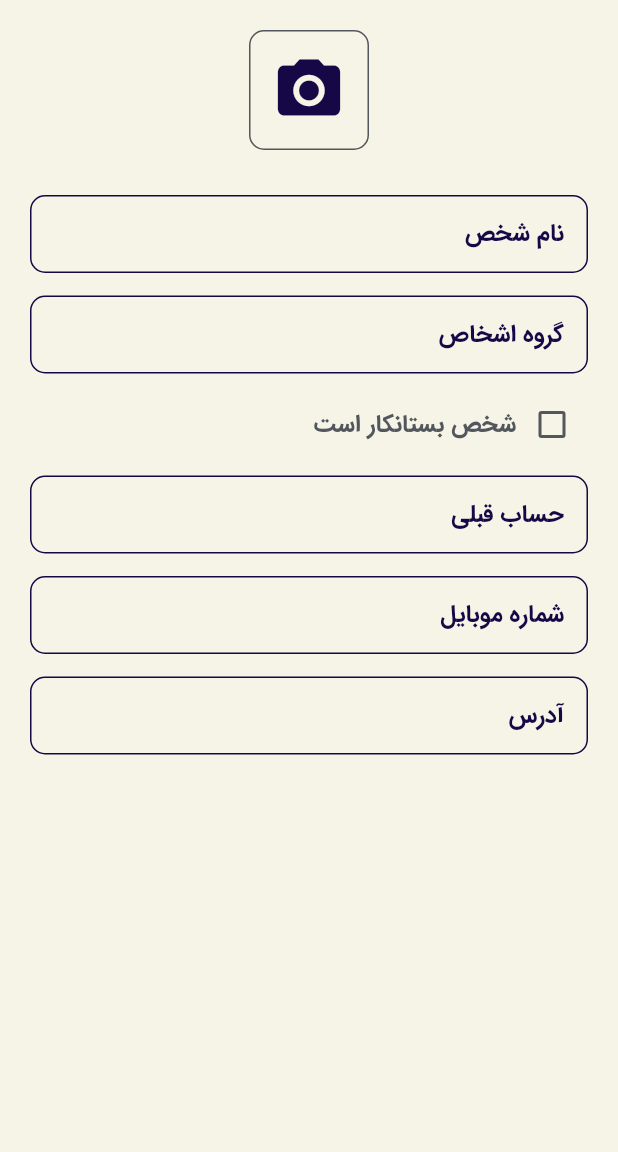
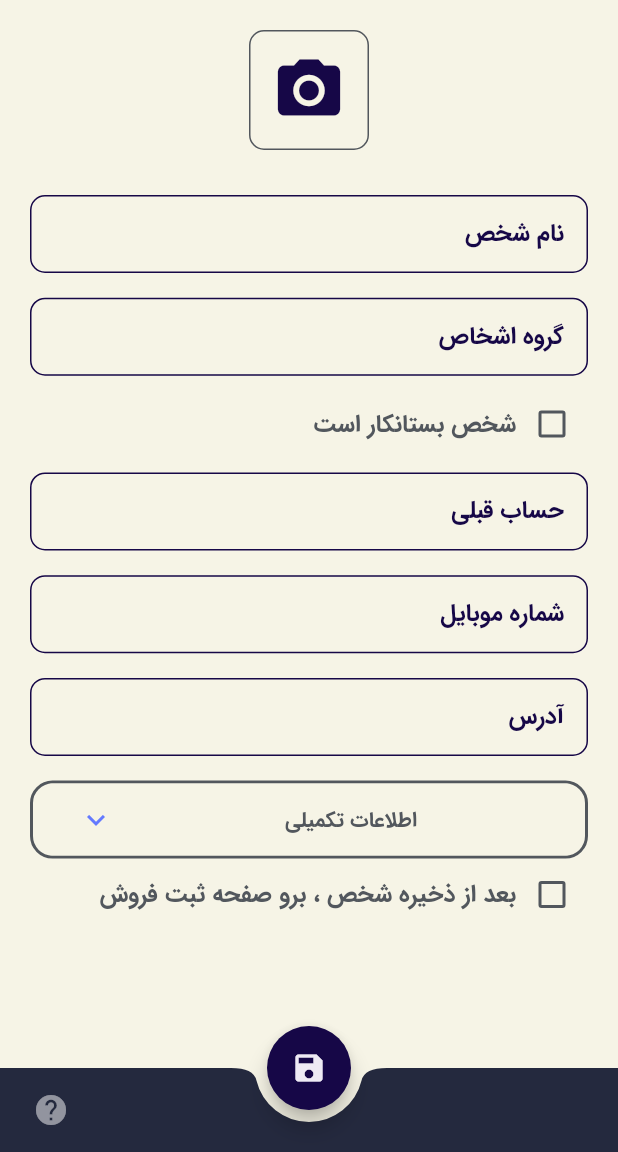
Before and after one commit to iam-hosseindarvishi/sell_pro, a Flutter app: the PeapleFormScreen screen opened directly, on a phone screen of 412 x 824 dp, the part 84-1236 px from its top. Run offline on Flutter 3.47's test engine with Material 3 defaults, Android fonts, the phone set to English and light mode, and no system bars; our stand-ins replace flutter_riverpod, hexcolor, image_picker; missing offline and left inert: dart:ffi.

Commit message:
feat : peaple form screen and form expansion panel widget

```diff
--- a/lib/src/features/People/presentation/screens/peaple_form_screen.dart
+++ b/lib/src/features/People/presentation/screens/peaple_form_screen.dart
@@ -1,9 +1,10 @@
 import 'package:flutter/material.dart';
+import 'package:sell_pro/src/configs/theme/dark%20theme/dark_theme_colors.dart';
+import 'package:sell_pro/src/configs/utils/responsive_spacers.dart';
+import 'package:sell_pro/src/shared/widgets/form_widgets/form_expansion_panel.dart';
 import 'package:sell_pro/src/shared/widgets/image_picker/image_picker.dart';
 import 'package:sell_pro/src/shared/widgets/app_appbar.dart';
 import 'package:sell_pro/src/shared/widgets/text_fields/form_text_field.dart';
-
-import '../../../../shared/widgets/text_fields/app_text_field.dart';
 
 class PeapleFormScreen extends StatefulWidget {
   const PeapleFormScreen({super.key});
@@ -14,7 +15,6 @@ class PeapleFormScreen extends StatefulWidget {
 
 class _PeapleFormScreenState extends State<PeapleFormScreen> {
   final formKey = GlobalKey<FormState>();
-
   @override
   Widget build(BuildContext context) {
     return SafeArea(
@@ -35,19 +35,29 @@ class _PeapleFormScreenState extends State<PeapleFormScreen> {
                 const SizedBox(height: 30.0),
                 Form(
                     key: formKey,
+                    canPop: true,
                     child: Column(
                       crossAxisAlignment: CrossAxisAlignment.center,
                       mainAxisAlignment: MainAxisAlignment.center,
                       children: [
                         AppFormTextField(
                           labelText: "نام شخص",
+                          inputType: TextInputType.name,
+                          validator: (value) {
+                            if (value == null || value.isEmpty) {
+                              return "لطفا نام را وارد کنید";
+                            } else if (value.length < 3) {
+                              return "طول نام نباید کمتر از دو حرف باشد";
+                            }
+                            return null;
+                          },
                         ),
-                        SizedBox(
-                          height: 15,
+                        const ResponsiveXSpace(
+                          precentage: 2,
                         ),
                         AppFormTextField(labelText: "گروه اشخاص"),
-                        SizedBox(
-                          height: 10,
+                        const ResponsiveXSpace(
+                          precentage: 1,
                         ),
                         Row(
                           children: [
@@ -55,31 +65,122 @@ class _PeapleFormScreenState extends State<PeapleFormScreen> {
                               value: false,
                               onChanged: (value) {},
                             ),
-                            Text(
+                            const Text(
                               "شخص بستانکار است",
                               style: TextStyle(
                                   fontFamily: "IranSans", fontSize: 16),
                             )
                           ],
                         ),
-                        SizedBox(
-                          height: 10,
+                        const ResponsiveXSpace(
+                          precentage: 1,
                         ),
-                        AppFormTextField(labelText: "حساب قبلی"),
-                        SizedBox(
-                          height: 15,
+                        AppFormTextField(
+                          labelText: "حساب قبلی",
+                          inputType: TextInputType.number,
                         ),
-                        AppFormTextField(labelText: "شماره موبایل"),
-                        SizedBox(
-                          height: 15,
+                        const ResponsiveXSpace(
+                          precentage: 2,
                         ),
-                        AppFormTextField(labelText: "آدرس"),
+                        AppFormTextField(
+                          labelText: "شماره موبایل",
+                          inputType: TextInputType.phone,
+                        ),
+                        const ResponsiveXSpace(
+                          precentage: 2,
+                        ),
+                        AppFormTextField(
+                          labelText: "آدرس",
+                          inputType: TextInputType.streetAddress,
+                        ),
+                        const ResponsiveXSpace(precentage: 2),
+                        FormExpansionPanel(
+                          header: Center(
+                            child: Text(
+                              "اطلاعات تکمیلی",
+                              style: TextStyle(
+                                  color:
+                                      Theme.of(context).colorScheme.onSurface),
+                            ),
+                          ),
+                          body: Column(
+                            children: [
+                              const ResponsiveXSpace(precentage: 2),
+                              AppFormTextField(labelText: "اطلاعات بیشتر"),
+                              const ResponsiveXSpace(precentage: 2),
+                              AppFormTextField(
+                                labelText: "کد پستی",
+                                inputType: TextInputType.number,
+                              ),
+                              const ResponsiveXSpace(precentage: 2),
+                              AppFormTextField(
+                                labelText: "تاریخ تولد",
+                                inputType: TextInputType.text,
+                              ),
+                              const ResponsiveXSpace(precentage: 2),
+                              AppFormTextField(
+                                labelText: "شناسه ملی",
+                                inputType: TextInputType.number,
+                              ),
+                              const ResponsiveXSpace(precentage: 2),
+                              AppFormTextField(
+                                labelText: "کد اقتصادی",
+                                inputType: TextInputType.number,
+                              ),
+                              const ResponsiveXSpace(precentage: 2),
+                            ],
+                          ),
+                        ),
+                        Row(
+                          children: [
+                            Checkbox(
+                              value: false,
+                              onChanged: (value) {},
+                            ),
+                            const Text(
+                              "بعد از ذخیره شخص ، برو صفحه ثبت فروش",
+                              style: TextStyle(
+                                  fontFamily: "IranSans", fontSize: 16),
+                            )
+                          ],
+                        ),
+                        const ResponsiveXSpace(precentage: 10),
                       ],
                     ))
               ],
             ),
           ),
         ),
+        floatingActionButton: FloatingActionButton(
+          shape: const RoundedRectangleBorder(
+              borderRadius: BorderRadius.all(Radius.circular(50))),
+          backgroundColor: Theme.of(context).colorScheme.secondary,
+          foregroundColor: Theme.of(context).colorScheme.onSecondary,
+          onPressed: () {},
+          child: const Icon(Icons.save),
+        ),
+        floatingActionButtonLocation: FloatingActionButtonLocation.centerDocked,
+        extendBody: true,
+        resizeToAvoidBottomInset: false,
+        bottomNavigationBar: Directionality(
+          textDirection: TextDirection.ltr,
+          child: BottomAppBar(
+              color: DarkThemeColors.appBarBg,
+              padding: const EdgeInsets.symmetric(horizontal: 10),
+              shape: const CircularNotchedRectangle(),
+              notchMargin: 8,
+              height: kBottomNavigationBarHeight,
+              child: Row(
+                children: [
+                  IconButton(
+                      onPressed: () {},
+                      icon: Icon(
+                        Icons.help,
+                        color: DarkThemeColors.onSurfaceColor.withOpacity(.5),
+                      ))
+                ],
+              )),
+        ),
       ),
     ));
   }
--- /dev/null
+++ b/lib/src/shared/widgets/form_widgets/form_expansion_panel.dart
@@ -0,0 +1,53 @@
+import 'package:flutter/material.dart';
+
+import '../../../configs/utils/responsive_spacers.dart';
+import '../text_fields/form_text_field.dart';
+
+class FormExpansionPanel extends StatefulWidget {
+  FormExpansionPanel(
+      {super.key,
+      required this.header,
+      required this.body,
+      this.isExpanded = false});
+  final Widget header;
+  final Widget body;
+  bool isExpanded;
+  @override
+  State<FormExpansionPanel> createState() => _FormExpansionPanelState();
+}
+
+class _FormExpansionPanelState extends State<FormExpansionPanel> {
+  @override
+  Widget build(BuildContext context) {
+    return Container(
+      padding: const EdgeInsets.symmetric(vertical: 0, horizontal: 10),
+      decoration: BoxDecoration(
+          borderRadius: BorderRadius.circular(15),
+          border: Border.all(
+              width: 2, color: Theme.of(context).colorScheme.onSurface)),
+      child: ExpansionPanelList(
+        expansionCallback: (panelIndex, isExpanded) {
+          setState(() {
+            widget.isExpanded = isExpanded;
+          });
+        },
+        elevation: 0,
+        expandIconColor: Theme.of(context).colorScheme.primary,
+        materialGapSize: 0,
+        animationDuration: const Duration(seconds: 1),
+        dividerColor: Theme.of(context).colorScheme.primary,
+        expandedHeaderPadding: const EdgeInsets.all(0),
+        children: [
+          ExpansionPanel(
+            headerBuilder: (context, isExpanded) {
+              return widget.header;
+            },
+            body: widget.body,
+            isExpanded: widget.isExpanded,
+            canTapOnHeader: true,
+          ),
+        ],
+      ),
+    );
+  }
+}
```
